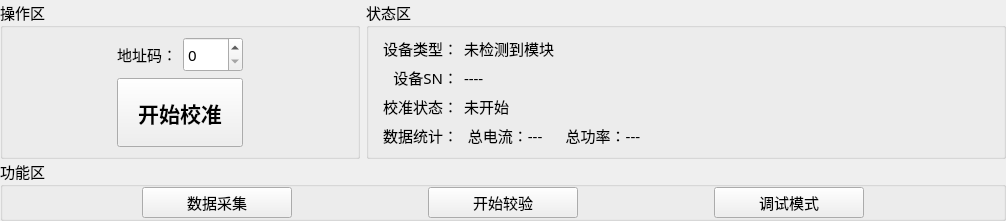
This is PDU-CalibrateTool/home/home_workwid.ui in ChinaClever/PDU-CalibrateTool as Qt 5 draws it before an edit. The edited form follows.
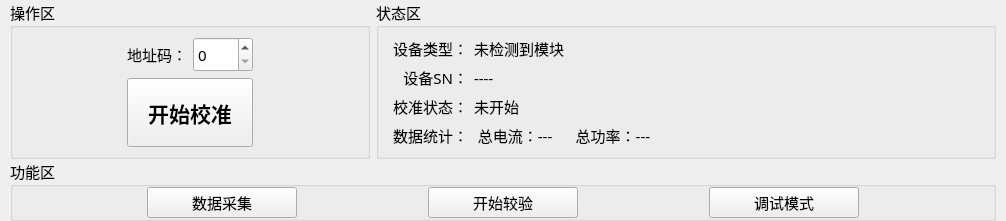
This is the edited form.

Diff of the .ui file:
```diff
--- a/PDU-CalibrateTool/home/home_workwid.ui
+++ b/PDU-CalibrateTool/home/home_workwid.ui
@@ -21,13 +21,13 @@
   </property>
   <layout class="QGridLayout" name="gridLayout_4">
    <property name="leftMargin">
-    <number>0</number>
+    <number>10</number>
    </property>
    <property name="topMargin">
     <number>0</number>
    </property>
    <property name="rightMargin">
-    <number>0</number>
+    <number>10</number>
    </property>
    <property name="bottomMargin">
     <number>0</number>
```
